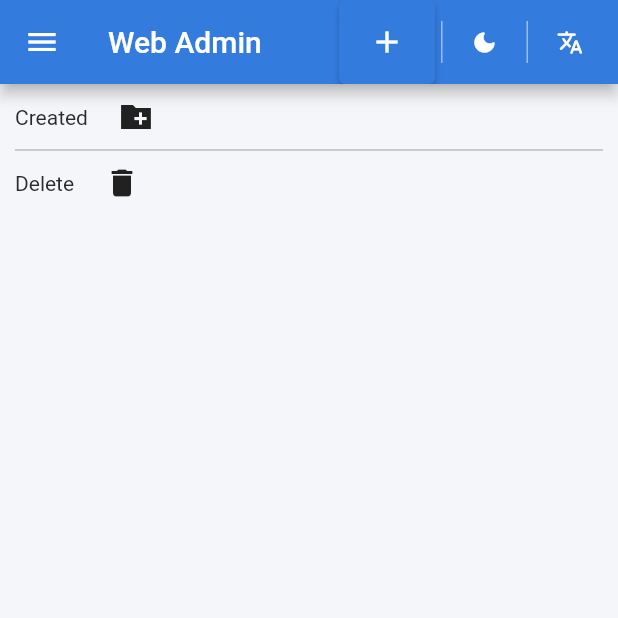
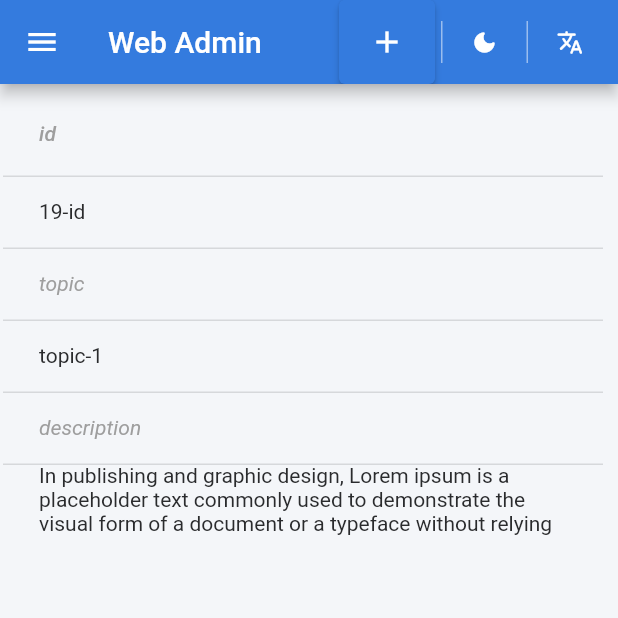
Before and after one commit to edgebus/edgebus, a Flutter app: the PortalMasterLayout screen opened directly, after a tap on the "add" icon, on a phone screen of 412 x 824 dp, the top half of it. Run offline on Flutter 3.47's test engine with Material 2 defaults, Android fonts, the light colour scheme and no system bars; our stand-ins replace awesome_dialog, flutter_form_builder, form_builder_validators, go_router, google_fonts, shared_preferences; missing offline and left inert: adaptive_scrollbar, dart:html, form_builder_asset_picker, freemework, pointer_interceptor; accounts and stored records are empty; network calls fail.

Commit message:
Refs #11 Create form for edit, delete and create topic

```diff
--- a/lib/views/screens/action.dart
+++ b/lib/views/screens/action.dart
@@ -45,35 +45,65 @@ class _ActionScreen extends State<ActionScreen> {
     // final appColorScheme = themeData.extension<AppColorScheme>()!;
 
     return PortalMasterLayout(
-      body: ListView(
-        padding: const EdgeInsets.only(left: 10, top: 10),
-        children: const <Widget>[
-          Row(children: [
-            Center(
-              child: Text("Created"),
+      body: Padding(
+        padding: const EdgeInsets.only(
+            top: 5.0, left: 2.0, right: 10.0, bottom: 10.0),
+        child: DataTable(
+          columns: const <DataColumn>[
+            DataColumn(
+              label: Expanded(
+                child: Text(
+                  'id',
+                  style: TextStyle(
+                      color: Colors.grey, fontStyle: FontStyle.italic),
+                ),
+              ),
             ),
-            SizedBox(
-              width: 20,
+          ],
+          rows: const <DataRow>[
+            DataRow(
+              cells: <DataCell>[
+                DataCell(Text('19-id')),
+              ],
             ),
-            Icon(Icons.create_new_folder_sharp),
-          ]),
-          Divider(
-            height: 20,
-            thickness: 0,
-            indent: 0,
-            endIndent: 10,
-            color: Colors.grey,
-          ),
-          Row(children: [
-            Center(
-              child: Text("Delete"),
+            DataRow(
+              cells: <DataCell>[
+                DataCell(
+                  Text(
+                    'topic',
+                    style: TextStyle(
+                        color: Colors.grey, fontStyle: FontStyle.italic),
+                  ),
+                ),
+              ],
             ),
-            SizedBox(
-              width: 20,
+            DataRow(
+              cells: <DataCell>[
+                DataCell(Text('topic-1')),
+              ],
             ),
-            Icon(Icons.delete),
-          ]),
-        ],
+            DataRow(
+              cells: <DataCell>[
+                DataCell(
+                  Text(
+                    'description',
+                    style: TextStyle(
+                        color: Colors.grey, fontStyle: FontStyle.italic),
+                  ),
+                ),
+              ],
+            ),
+            DataRow(
+              cells: <DataCell>[
+                DataCell(
+                  Text(
+                    'In publishing and graphic design, Lorem ipsum is a placeholder text commonly used to demonstrate the visual form of a document or a typeface without relying on meaningful content. Lorem ipsum may be used as a placeholder before final copy is available.',
+                  ),
+                ),
+              ],
+            ),
+          ],
+        ),
       ),
     );
     // return PortalMasterLayout(
--- a/lib/views/screens/topic.dart
+++ b/lib/views/screens/topic.dart
@@ -169,7 +169,7 @@ class _TopicScreenState extends State<TopicScreen> {
                                         //   color: Colors.deepPurpleAccent,
                                         // ),
                                         onChanged: (String? value) {
-                                          if (value == 'Create') {
+                                          if (value == 'Edit') {
                                             // This is called when the user selects an item.
                                             setState(
                                               () {
```
